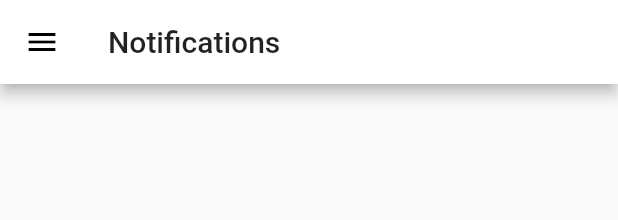
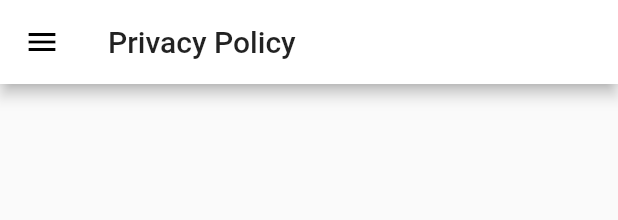
Before and after one commit to BlueCobra-6/AnimalCrossingNewHorizonPriceListApp, a Flutter app: the NavigationDrawer widget shown alone on an empty page, opened directly, after a tap on "App info", on a phone screen of 412 x 824 dp. Shown: the top 220 px of the screen. Run offline on Flutter 3.47's test engine with Material 2 defaults, Android fonts, the phone set to English and light mode, and no system bars; our stand-ins replace package_info_plus.

Commit message:
App version

```diff
--- a/lib/fragments/appInfoPage.dart
+++ b/lib/fragments/privacyPolicyPage.dart
@@ -2,14 +2,14 @@ import 'package:flutter/material.dart';
 
 import 'package:AnimalCrossingApp/navigationDrawer/navigationDrawer.dart';
 
-class AppInfoPage extends StatelessWidget {
-  static const String routeName = '/notificationPage';
+class PrivacyPolicyPage extends StatelessWidget {
+  static const String routeName = '/privacyPolicyPage';
 
   @override
   Widget build(BuildContext context) {
     return new Scaffold(
         appBar: AppBar(
-          title: Text("Notifications"),
+          title: Text("Privacy Policy"),
         ),
         drawer: NavigationDrawer(),
         body: Center(child: Text("This is notification page")));
--- a/lib/main.dart
+++ b/lib/main.dart
@@ -3,7 +3,7 @@ import 'package:flutter/material.dart';
 import 'routes/pageRoutes.dart';
 import 'fragments/contactPage.dart';
 import 'fragments/animalPriceListPage.dart';
-import 'fragments/appInfoPage.dart';
+import 'fragments/privacyPolicyPage.dart';
 import 'fragments/feedbackPage.dart';
 
 void main() => runApp(MyApp());
@@ -23,7 +23,7 @@ class MyApp extends StatelessWidget {
         PageRoutes.price: (context) => AnimalPriceListPage(),
         PageRoutes.feedback: (context) => FeedbackPage(),
         PageRoutes.contact: (context) => ContactPage(),
-        PageRoutes.info: (context) => AppInfoPage(),
+        PageRoutes.privacy: (context) => PrivacyPolicyPage(),
       },
     );
   }
--- a/lib/navigationDrawer/navigationDrawer.dart
+++ b/lib/navigationDrawer/navigationDrawer.dart
@@ -1,10 +1,14 @@
 import 'package:flutter/material.dart';
+import 'package:package_info_plus/package_info_plus.dart';
+
 
 import 'package:AnimalCrossingApp/routes/pageRoutes.dart';
+import 'package:AnimalCrossingApp/widgets/appVersionWidget.dart';
 import 'package:AnimalCrossingApp/widgets/createDrawerHeader.dart';
 import 'package:AnimalCrossingApp/widgets/createDrawerBodyItem.dart';
 
 class NavigationDrawer extends StatelessWidget {
+
   @override
   Widget build(BuildContext context) {
     return Drawer(
@@ -23,7 +27,7 @@ class NavigationDrawer extends StatelessWidget {
             icon: Icons.info,
             text: 'App info',
             onTap: () =>
-                Navigator.pushReplacementNamed(context, PageRoutes.info),
+                Navigator.pushReplacementNamed(context, PageRoutes.privacy),
           ),
           createDrawerBodyItem(
             icon: Icons.feedback,
@@ -38,7 +42,7 @@ class NavigationDrawer extends StatelessWidget {
                 Navigator.pushReplacementNamed(context, PageRoutes.contact),
           ),
           ListTile(
-            title: Text('App version 1.0.0'),
+            title: appVersionWidget(),
             onTap: () {},
           ),
         ],
@@ -46,3 +50,17 @@ class NavigationDrawer extends StatelessWidget {
     );
   }
 }
+
+//Future<String> getAppVersion() async {
+//  String appName;
+//  String packageName;
+//  String version;
+//  String buildNumber;
+//  PackageInfo.fromPlatform().then((PackageInfo packageInfo) {
+//    appName = packageInfo.appName;
+//    packageName = packageInfo.packageName;
+//    version = packageInfo.version;
+//    buildNumber = packageInfo.buildNumber;
+//  });
+//  return version;
+//}
--- a/lib/routes/pageRoutes.dart
+++ b/lib/routes/pageRoutes.dart
@@ -1,11 +1,11 @@
 import 'package:AnimalCrossingApp/fragments/contactPage.dart';
 import 'package:AnimalCrossingApp/fragments/animalPriceListPage.dart';
-import 'package:AnimalCrossingApp/fragments/appInfoPage.dart';
+import 'package:AnimalCrossingApp/fragments/privacyPolicyPage.dart';
 import 'package:AnimalCrossingApp/fragments/feedbackPage.dart';
 
 class PageRoutes {
   static const String price = AnimalPriceListPage.routeName;
   static const String feedback = FeedbackPage.routeName;
   static const String contact = ContactPage.routeName;
-  static const String info = AppInfoPage.routeName;
+  static const String privacy = PrivacyPolicyPage.routeName;
 }
--- /dev/null
+++ b/lib/widgets/appVersionWidget.dart
@@ -0,0 +1,26 @@
+import 'dart:async';
+
+import 'package:flutter/material.dart';
+import 'package:package_info_plus/package_info_plus.dart';
+
+Widget appVersionWidget() {
+  return new FutureBuilder(
+      future: getAppVersion(),
+      builder: (BuildContext context, AsyncSnapshot<String> text) {
+        return new Text("App Version: " + text.data);
+      });
+}
+
+  Future<String> getAppVersion() async {
+    String appName;
+    String packageName;
+    String version;
+    String buildNumber;
+    PackageInfo.fromPlatform().then((PackageInfo packageInfo) {
+      appName = packageInfo.appName;
+      packageName = packageInfo.packageName;
+      version = packageInfo.version;
+      buildNumber = packageInfo.buildNumber;
+    });
+    return await new Future(() => version);
+  }
--- a/lib/widgets/createDrawerHeader.dart
+++ b/lib/widgets/createDrawerHeader.dart
@@ -4,10 +4,12 @@ Widget createDrawerHeader() {
   return DrawerHeader(
       margin: EdgeInsets.zero,
       padding: EdgeInsets.zero,
-      decoration: BoxDecoration(
-          image: DecorationImage(
-              fit: BoxFit.fill,
-              image:  AssetImage('images/bg_header.jpeg'))),
+//      decoration: BoxDecoration(
+//          image: DecorationImage(
+//              fit: BoxFit.fill,
+//              image:  AssetImage('images/bg_header.jpeg'),
+//          )
+//      ),
       child: Stack(children: <Widget>[
         Positioned(
             bottom: 12.0,
--- a/pubspec.yaml
+++ b/pubspec.yaml
@@ -31,6 +31,7 @@ dependencies:
   english_words: ^3.1.5
   flutter_gallery: ^2.4.0+20400
   flutter_cupertino_localizations: ^1.0.1
+  package_info_plus: ^0.6.3
 
 dev_dependencies:
   flutter_test:
```
Also changed, not shown: pubspec.lock, 1 other file.
